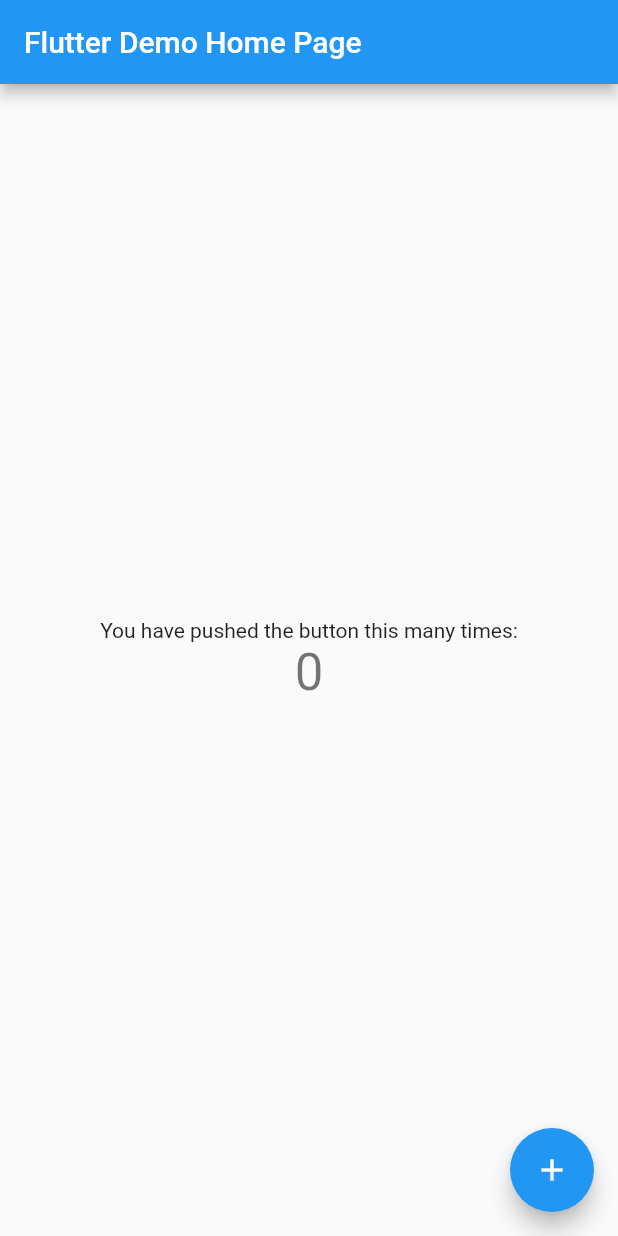
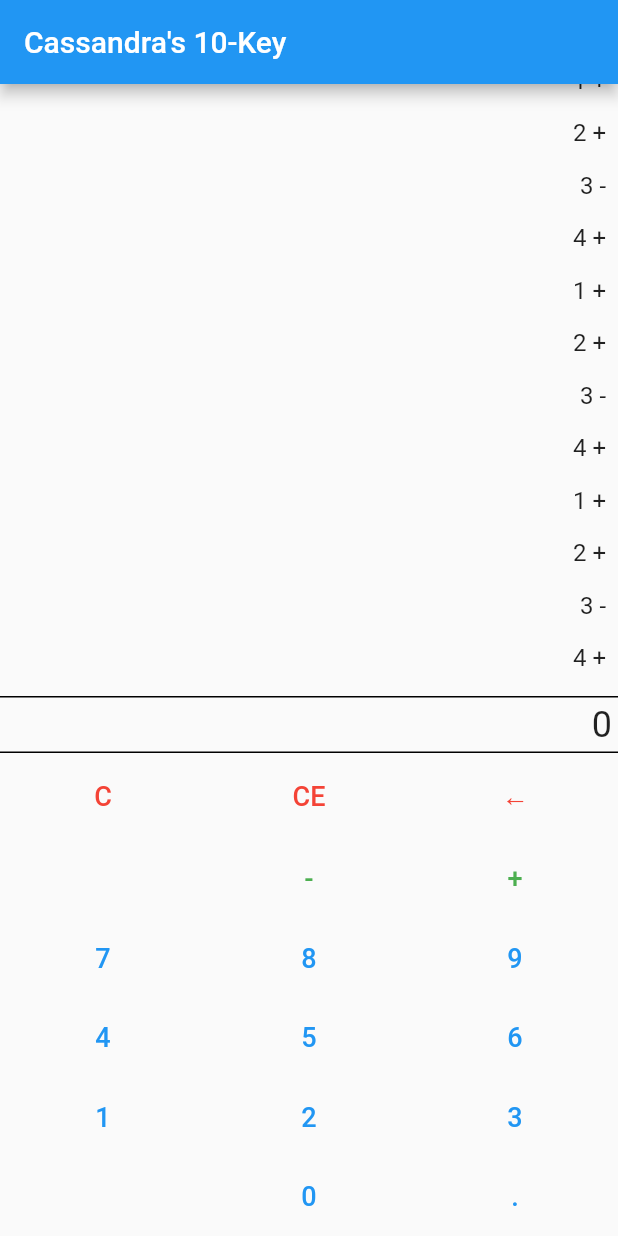
Before and after one commit to willherr/Cassandras10Key, a Flutter app: the screen it shows after launch, on a phone screen of 412 x 824 dp. Run offline on Flutter 3.47's test engine with Material 2 defaults, Android fonts, the phone set to English and light mode, and no system bars.

Commit message:
adding machine

```diff
--- a/cassandras_10_key/lib/main.dart
+++ b/cassandras_10_key/lib/main.dart
@@ -1,4 +1,6 @@
 import 'package:flutter/material.dart';
+
+import 'material_text_button.dart';
 
 void main() {
   runApp(const MyApp());
@@ -7,109 +9,220 @@ void main() {
 class MyApp extends StatelessWidget {
   const MyApp({super.key});
 
-  // This widget is the root of your application.
   @override
   Widget build(BuildContext context) {
     return MaterialApp(
-      title: 'Flutter Demo',
+      title: 'Cassandra\'s 10-Key',
       theme: ThemeData(
-        // This is the theme of your application.
-        //
-        // Try running your application with "flutter run". You'll see the
-        // application has a blue toolbar. Then, without quitting the app, try
-        // changing the primarySwatch below to Colors.green and then invoke
-        // "hot reload" (press "r" in the console where you ran "flutter run",
-        // or simply save your changes to "hot reload" in a Flutter IDE).
-        // Notice that the counter didn't reset back to zero; the application
-        // is not restarted.
         primarySwatch: Colors.blue,
+        colorScheme: ColorScheme.fromSwatch(
+          primarySwatch: Colors.blue,
+          accentColor: Colors.green,
+          errorColor: Colors.red,
+        ),
       ),
-      home: const MyHomePage(title: 'Flutter Demo Home Page'),
+      home: const MyHomePage(),
     );
   }
 }
 
 class MyHomePage extends StatefulWidget {
-  const MyHomePage({super.key, required this.title});
-
-  // This widget is the home page of your application. It is stateful, meaning
-  // that it has a State object (defined below) that contains fields that affect
-  // how it looks.
-
-  // This class is the configuration for the state. It holds the values (in this
-  // case the title) provided by the parent (in this case the App widget) and
-  // used by the build method of the State. Fields in a Widget subclass are
-  // always marked "final".
-
-  final String title;
+  const MyHomePage({super.key});
 
   @override
   State<MyHomePage> createState() => _MyHomePageState();
 }
 
 class _MyHomePageState extends State<MyHomePage> {
-  int _counter = 0;
+  String _currentDisplay = "0";
 
-  void _incrementCounter() {
-    setState(() {
-      // This call to setState tells the Flutter framework that something has
-      // changed in this State, which causes it to rerun the build method below
-      // so that the display can reflect the updated values. If we changed
-      // _counter without calling setState(), then the build method would not be
-      // called again, and so nothing would appear to happen.
-      _counter++;
-    });
-  }
+  double get _currentValue => double.parse(_currentDisplay);
+  double? _lastValue;
+
+  bool _lastActionWasAFunction = false;
+
+  final List<String> _history = [
+    "1 +",
+    "2 +",
+    "3 -",
+    "4 +",
+    "1 +",
+    "2 +",
+    "3 -",
+    "4 +",
+    "1 +",
+    "2 +",
+    "3 -",
+    "4 +"
+  ];
 
   @override
   Widget build(BuildContext context) {
-    // This method is rerun every time setState is called, for instance as done
-    // by the _incrementCounter method above.
-    //
-    // The Flutter framework has been optimized to make rerunning build methods
-    // fast, so that you can just rebuild anything that needs updating rather
-    // than having to individually change instances of widgets.
+    final clearButtons = [
+      MaterialTextButton("C", warn: true, onPressed: () => _clearNumber(false)),
+      MaterialTextButton("CE", warn: true, onPressed: () => _clearNumber(true)),
+      MaterialTextButton("←", warn: true, onPressed: () => _backSpace()),
+    ];
+
+    final functionButtons = [
+      Container(),
+      MaterialTextButton("-", accent: true, onPressed: () => _subtract()),
+      MaterialTextButton("+", accent: true, onPressed: () => _add()),
+    ];
+
+    final numberButtons = [
+      // numbers
+      MaterialTextButton("7", onPressed: () => _appendToNumber('7')),
+      MaterialTextButton("8", onPressed: () => _appendToNumber('8')),
+      MaterialTextButton("9", onPressed: () => _appendToNumber('9')),
+      MaterialTextButton("4", onPressed: () => _appendToNumber('4')),
+      MaterialTextButton("5", onPressed: () => _appendToNumber('5')),
+      MaterialTextButton("6", onPressed: () => _appendToNumber('6')),
+      MaterialTextButton("1", onPressed: () => _appendToNumber('1')),
+      MaterialTextButton("2", onPressed: () => _appendToNumber('2')),
+      MaterialTextButton("3", onPressed: () => _appendToNumber('3')),
+      Container(),
+      MaterialTextButton("0", onPressed: () => _appendToNumber('0')),
+      MaterialTextButton(".", onPressed: () => _appendToNumber('.')),
+    ];
+
+    final buttons = [
+      ...clearButtons,
+      ...functionButtons,
+      ...numberButtons,
+    ];
+
+    final rows = <Row>[];
+    Row row = Row();
+
+    for (var i = 0; i < buttons.length; i++) {
+      if (i % 3 == 0) {
+        row = Row(
+          mainAxisAlignment: MainAxisAlignment.start,
+          children: [],
+        );
+        rows.add(row);
+      }
+
+      row.children.add(Expanded(child: buttons[i]));
+    }
+
     return Scaffold(
       appBar: AppBar(
-        // Here we take the value from the MyHomePage object that was created by
-        // the App.build method, and use it to set our appbar title.
-        title: Text(widget.title),
+        title: const Text('Cassandra\'s 10-Key'),
       ),
       body: Center(
-        // Center is a layout widget. It takes a single child and positions it
-        // in the middle of the parent.
         child: Column(
-          // Column is also a layout widget. It takes a list of children and
-          // arranges them vertically. By default, it sizes itself to fit its
-          // children horizontally, and tries to be as tall as its parent.
-          //
-          // Invoke "debug painting" (press "p" in the console, choose the
-          // "Toggle Debug Paint" action from the Flutter Inspector in Android
-          // Studio, or the "Toggle Debug Paint" command in Visual Studio Code)
-          // to see the wireframe for each widget.
-          //
-          // Column has various properties to control how it sizes itself and
-          // how it positions its children. Here we use mainAxisAlignment to
-          // center the children vertically; the main axis here is the vertical
-          // axis because Columns are vertical (the cross axis would be
-          // horizontal).
-          mainAxisAlignment: MainAxisAlignment.center,
-          children: <Widget>[
-            const Text(
-              'You have pushed the button this many times:',
+          mainAxisAlignment: MainAxisAlignment.spaceBetween,
+          crossAxisAlignment: CrossAxisAlignment.stretch,
+          children: [
+            Expanded(
+              child: SingleChildScrollView(
+                reverse: true,
+                child: Column(
+                  mainAxisAlignment: MainAxisAlignment.end,
+                  crossAxisAlignment: CrossAxisAlignment.end,
+                  children: _history
+                      .map<Widget>(
+                        (text) => Padding(
+                          padding: const EdgeInsets.all(8.0),
+                          child: Text(
+                            text,
+                            style: const TextStyle(
+                              fontSize: 16,
+                            ),
+                          ),
+                        ),
+                      )
+                      .toList(),
+                ),
+              ),
             ),
-            Text(
-              '$_counter',
-              style: Theme.of(context).textTheme.headlineMedium,
+            Column(
+              mainAxisAlignment: MainAxisAlignment.start,
+              crossAxisAlignment: CrossAxisAlignment.stretch,
+              children: [
+                Container(
+                  decoration: const BoxDecoration(
+                    border: Border.symmetric(
+                      horizontal: BorderSide(color: Colors.black),
+                    ),
+                  ),
+                  padding: const EdgeInsets.all(4.0),
+                  margin: const EdgeInsets.only(top: 8.0),
+                  child: Text(
+                    _currentDisplay,
+                    textAlign: TextAlign.end,
+                    style: const TextStyle(fontSize: 24.0),
+                  ),
+                ),
+                Column(
+                  children: [...rows],
+                )
+              ],
             ),
           ],
         ),
       ),
-      floatingActionButton: FloatingActionButton(
-        onPressed: _incrementCounter,
-        tooltip: 'Increment',
-        child: const Icon(Icons.add),
-      ), // This trailing comma makes auto-formatting nicer for build methods.
     );
   }
+
+  _appendToNumber(String value) {
+    if (_lastActionWasAFunction) _clearNumber(false);
+
+    if (value == "." && _currentDisplay.contains(".")) return;
+
+    if (_currentDisplay == "0" && value != ".") {
+      _currentDisplay = "";
+    }
+
+    setState(() => _currentDisplay += value);
+  }
+
+  _clearNumber(bool andLastValue) {
+    setState(() {
+      _lastActionWasAFunction = false;
+      _currentDisplay = "0";
+
+      if (andLastValue) {
+        _lastValue = null;
+      }
+    });
+  }
+
+  _backSpace() {
+    if (_currentDisplay == "0" || _lastActionWasAFunction) return;
+
+    setState(() {
+      _currentDisplay =
+          _currentDisplay.substring(0, _currentDisplay.length - 1);
+      if (_currentDisplay.isEmpty) _currentDisplay = "0";
+    });
+  }
+
+  _add() {
+    setState(() {
+      if (_lastValue == null) {
+        _lastValue = _currentValue;
+      } else {
+        _lastValue = _currentValue + _lastValue!;
+      }
+
+      _currentDisplay = _lastValue.toString();
+
+      if (_currentDisplay.endsWith(".0")) {
+        _currentDisplay = _currentDisplay.substring(
+          0,
+          _currentDisplay.length - 2,
+        );
+      }
+
+      _lastActionWasAFunction = true;
+    });
+  }
+
+  _subtract() {
+    _currentDisplay = "-$_currentDisplay";
+    _add();
+  }
 }
```
